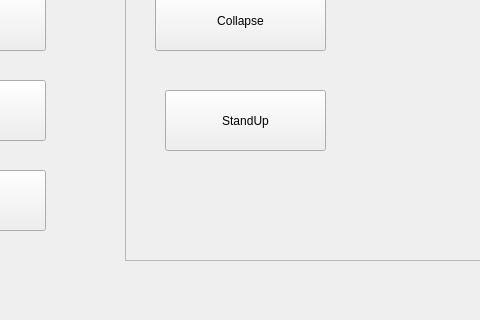
The window that mobman/gui-client/mainwindow.ui (evkuz/qt_linux) describes before a commit, drawn with Qt 5; both pictures show x 295 to 775 and y 390 to 710 of the 915 by 804 pixel window.
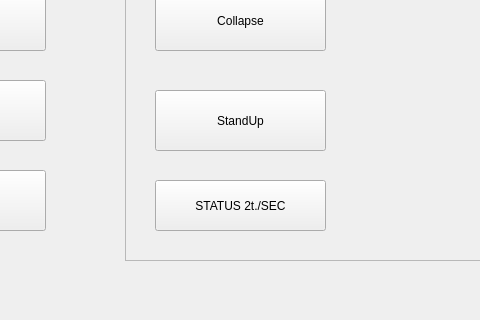
The same window after the commit.

Diff of the .ui file:
```diff
--- a/mobman/gui-client/mainwindow.ui
+++ b/mobman/gui-client/mainwindow.ui
@@ -273,9 +273,9 @@
     <widget class="QPushButton" name="pushButton_2">
      <property name="geometry">
       <rect>
-       <x>40</x>
+       <x>30</x>
        <y>170</y>
-       <width>161</width>
+       <width>171</width>
        <height>61</height>
       </rect>
      </property>
@@ -283,6 +283,19 @@
       <string>StandUp</string>
      </property>
     </widget>
+    <widget class="QPushButton" name="getStatusButton">
+     <property name="geometry">
+      <rect>
+       <x>30</x>
+       <y>260</y>
+       <width>171</width>
+       <height>51</height>
+      </rect>
+     </property>
+     <property name="text">
+      <string>STATUS 2t./SEC</string>
+     </property>
+    </widget>
    </widget>
   </widget>
   <widget class="QMenuBar" name="menubar">
```
Left out of the diff: 2 changed lines with no effect on the pictures.
